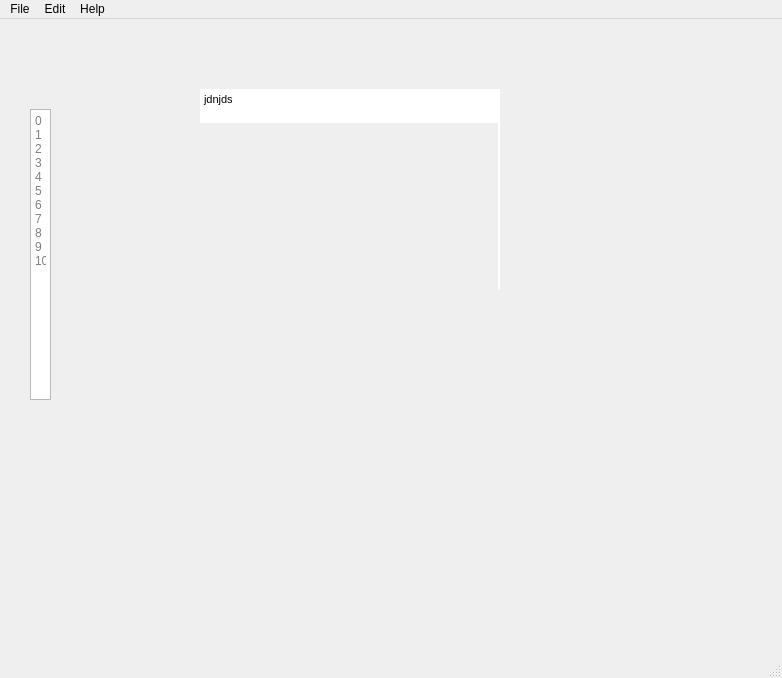
The window that mainwindow.ui (robkarapetyan/TextEditor) describes before a commit, drawn with Qt 5.
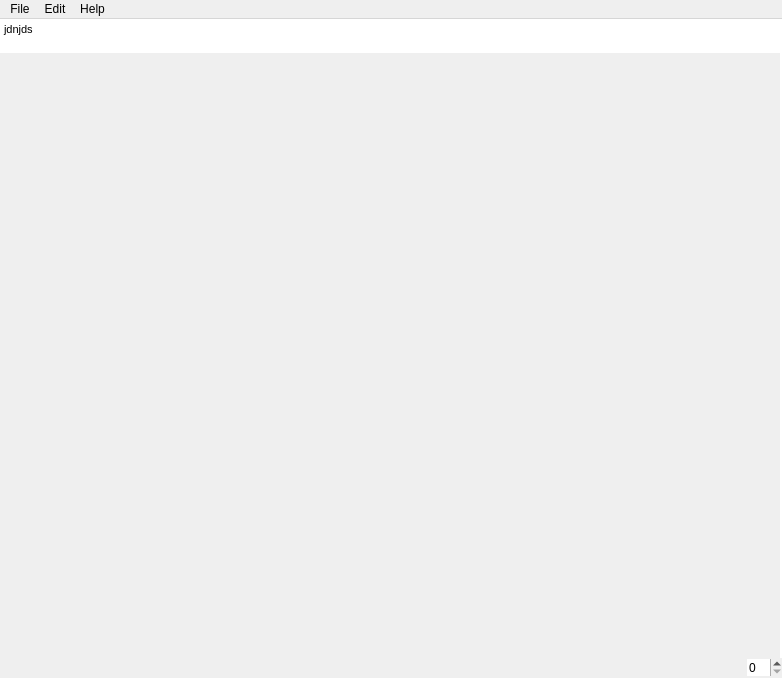
The same window after the commit. Custom widgets are drawn as their Qt base class.

The edit to the form file:
```diff
--- a/mainwindow.ui
+++ b/mainwindow.ui
@@ -14,18 +14,27 @@
    <string>MainWindow</string>
   </property>
   <widget class="QWidget" name="centralwidget">
+   <layout class="QGridLayout" name="gridLayout">
+    <property name="leftMargin">
+     <number>0</number>
+    </property>
+    <property name="topMargin">
+     <number>0</number>
+    </property>
+    <property name="rightMargin">
+     <number>0</number>
+    </property>
+    <property name="bottomMargin">
+     <number>0</number>
+    </property>
+    <property name="verticalSpacing">
+     <number>0</number>
+    </property>
+    <item row="0" column="0">
    <widget class="QPlainTextEdit" name="plainTextEdit">
     <property name="enabled">
      <bool>true</bool>
     </property>
-    <property name="geometry">
-     <rect>
-      <x>200</x>
-      <y>70</y>
-      <width>300</width>
-      <height>200</height>
-     </rect>
-    </property>
     <property name="minimumSize">
      <size>
       <width>300</width>
@@ -75,25 +84,32 @@
      <bool>true</bool>
     </property>
    </widget>
-   <widget class="QTextEdit" name="textEdit">
-    <property name="geometry">
-     <rect>
-      <x>30</x>
-      <y>90</y>
-      <width>21</width>
-      <height>291</height>
-     </rect>
-    </property>
-    <property name="verticalScrollBarPolicy">
-     <enum>Qt::ScrollBarAlwaysOff</enum>
-    </property>
-    <property name="textInteractionFlags">
-     <set>Qt::NoTextInteraction</set>
-    </property>
-    <property name="placeholderText">
-     <string>0 1 2 3 4 5 6 7 8 9 101</string>
-    </property>
-   </widget>
+    </item>
+    <item row="1" column="0">
+     <layout class="QHBoxLayout" name="horizontalLayout">
+      <item>
+       <spacer name="horizontalSpacer">
+        <property name="orientation">
+         <enum>Qt::Horizontal</enum>
+        </property>
+        <property name="sizeHint" stdset="0">
+         <size>
+          <width>40</width>
+          <height>20</height>
+         </size>
+        </property>
+       </spacer>
+      </item>
+      <item>
+       <widget class="scale_selector" name="spinBox">
+        <property name="frame">
+         <bool>false</bool>
+        </property>
+       </widget>
+      </item>
+     </layout>
+    </item>
+   </layout>
   </widget>
   <widget class="QMenuBar" name="menubar">
    <property name="geometry">
@@ -131,7 +147,6 @@
    <addaction name="menuEdit"/>
    <addaction name="menuHelp"/>
   </widget>
-  <widget class="QStatusBar" name="statusbar"/>
   <action name="actionopen">
    <property name="text">
     <string>open</string>
@@ -168,6 +183,13 @@
    </property>
   </action>
  </widget>
+ <customwidgets>
+  <customwidget>
+   <class>scale_selector</class>
+   <extends>QSpinBox</extends>
+   <header>ui_elements/scale_selector.h</header>
+  </customwidget>
+ </customwidgets>
  <resources/>
  <connections/>
 </ui>
```
Lines whose indentation alone changed are shown as unchanged.
